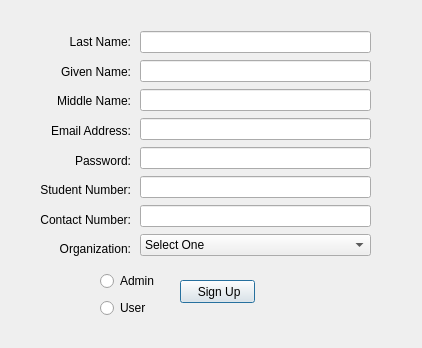
Qt form signUp.ui (jvgcalites/Room-Reservation) before a commit.
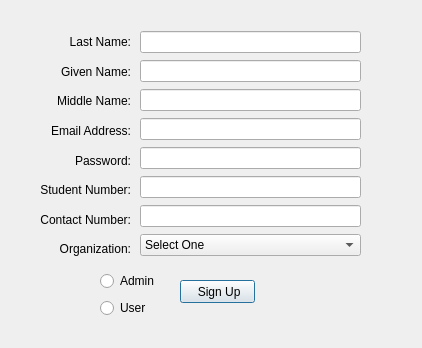
The same form after that commit.

What changed in the file:
```diff
--- a/signUp.ui
+++ b/signUp.ui
@@ -57,7 +57,7 @@
     <rect>
      <x>140</x>
      <y>30</y>
-     <width>231</width>
+     <width>221</width>
      <height>231</height>
     </rect>
    </property>
@@ -95,6 +95,9 @@
       <property name="text">
        <string/>
       </property>
+      <property name="echoMode">
+       <enum>QLineEdit::Password</enum>
+      </property>
      </widget>
     </item>
     <item>
```
Left out of the diff: 3 changed lines with no effect on the pictures.
